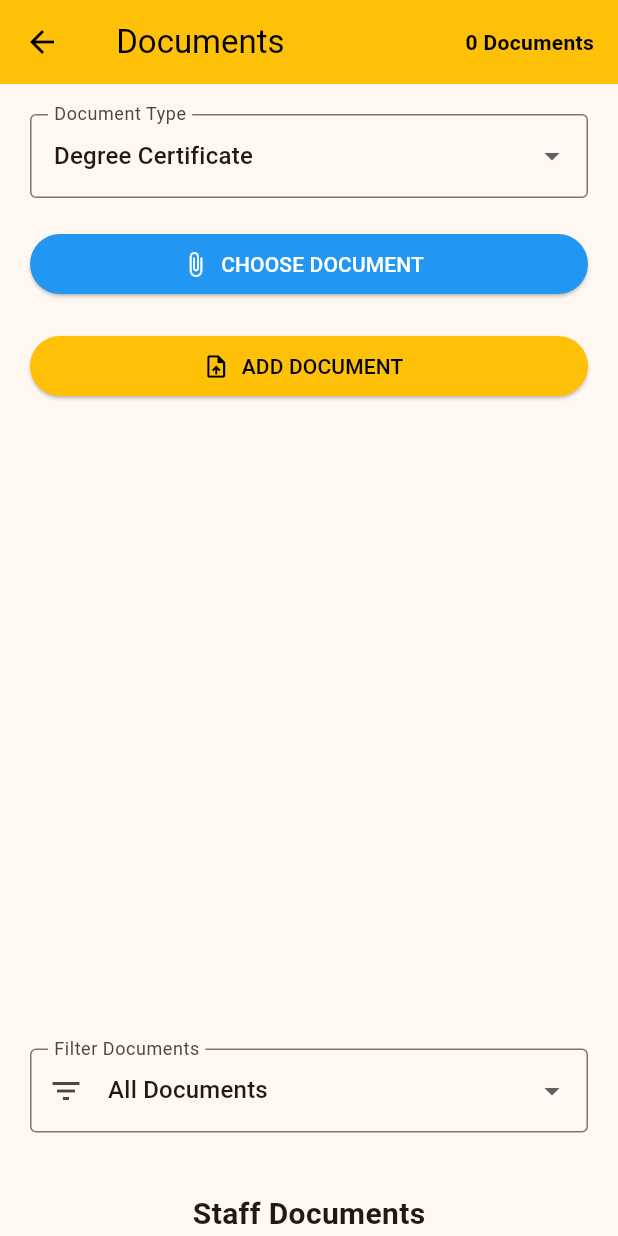
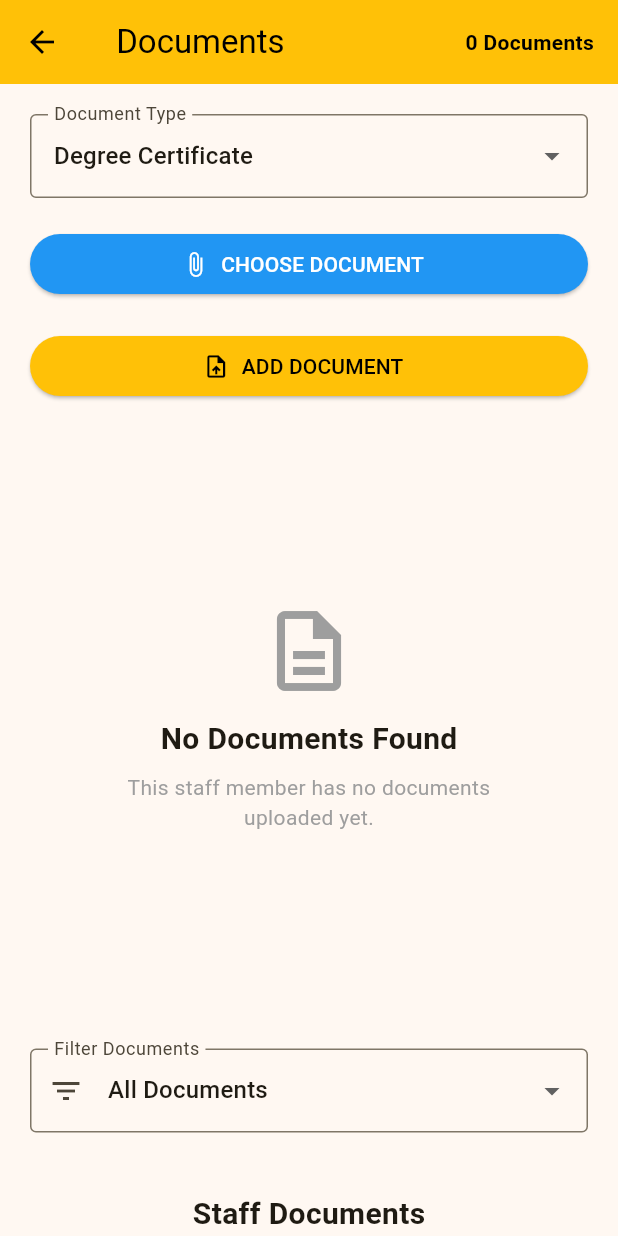
Before and after one commit to JosephSJohnson/ChampionOne, a Flutter app: the StaffDocumentsScreen screen opened directly with empty values, on a phone screen of 412 x 824 dp. Run offline on Flutter 3.47's test engine with Material 3 defaults, Android fonts, the phone set to English and light mode, and no system bars; our stand-ins replace file_picker, image_picker, open_filex, sqflite, sqflite_common_ffi; accounts and stored records are empty.

Commit message:
Add empty state for staff documents

```diff
--- a/lib/screens/staff/staff_documents_screen.dart
+++ b/lib/screens/staff/staff_documents_screen.dart
@@ -475,7 +475,41 @@ SizedBox(
 
     ),
 Expanded(
-  child: ListView.builder(
+  child: filteredDocuments.isEmpty
+      ? Center(
+          child: Column(
+            mainAxisAlignment: MainAxisAlignment.center,
+            children: const [
+              Icon(
+                Icons.description_outlined,
+                size: 64,
+                color: Colors.grey,
+              ),
+
+              SizedBox(height: 12),
+
+              Text(
+                "No Documents Found",
+                style: TextStyle(
+                  fontSize: 20,
+                  fontWeight: FontWeight.bold,
+                ),
+              ),
+
+              SizedBox(height: 8),
+
+              Text(
+                "This staff member has no documents\n"
+                "uploaded yet.",
+                textAlign: TextAlign.center,
+                style: TextStyle(
+                  color: Colors.grey,
+                ),
+              ),
+            ],
+          ),
+        )
+      : ListView.builder(
           itemCount: filteredDocuments.length,
           itemBuilder: (context, index) {
 
@@ -506,7 +540,8 @@ Expanded(
 
             subtitle: Text(
   "${document.documentType}\n"
-              "${document.uploadDate}",
+  "${document.uploadDate}\n"
+  "File available",
 ),
 
             trailing: Row(
```
Lines whose indentation alone changed are shown as unchanged.
